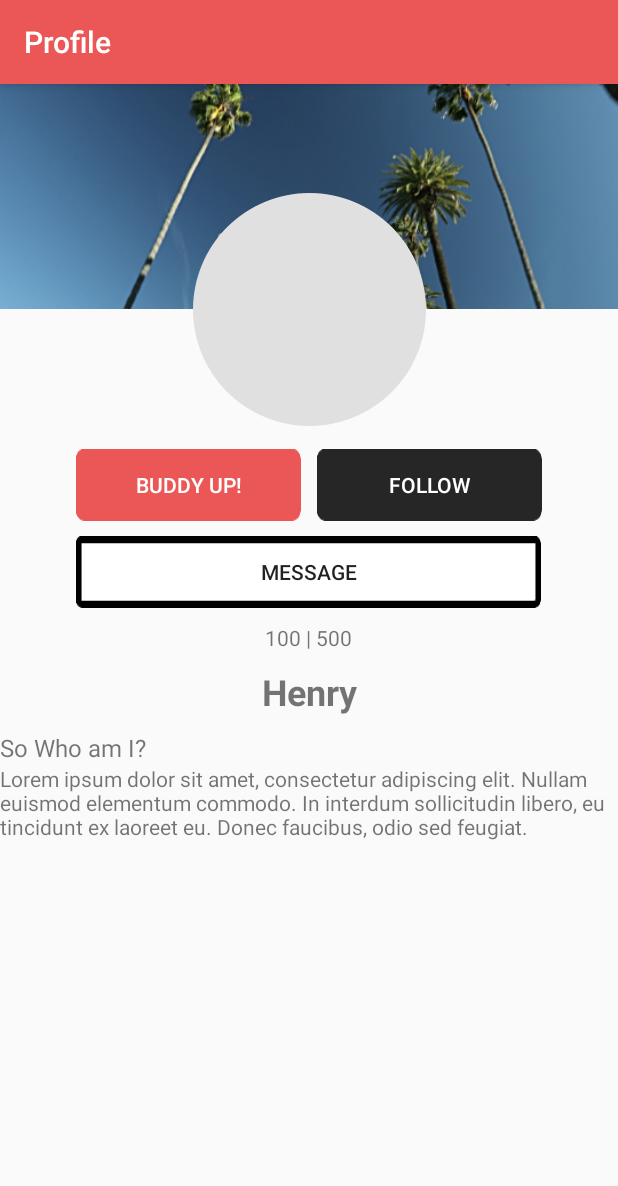
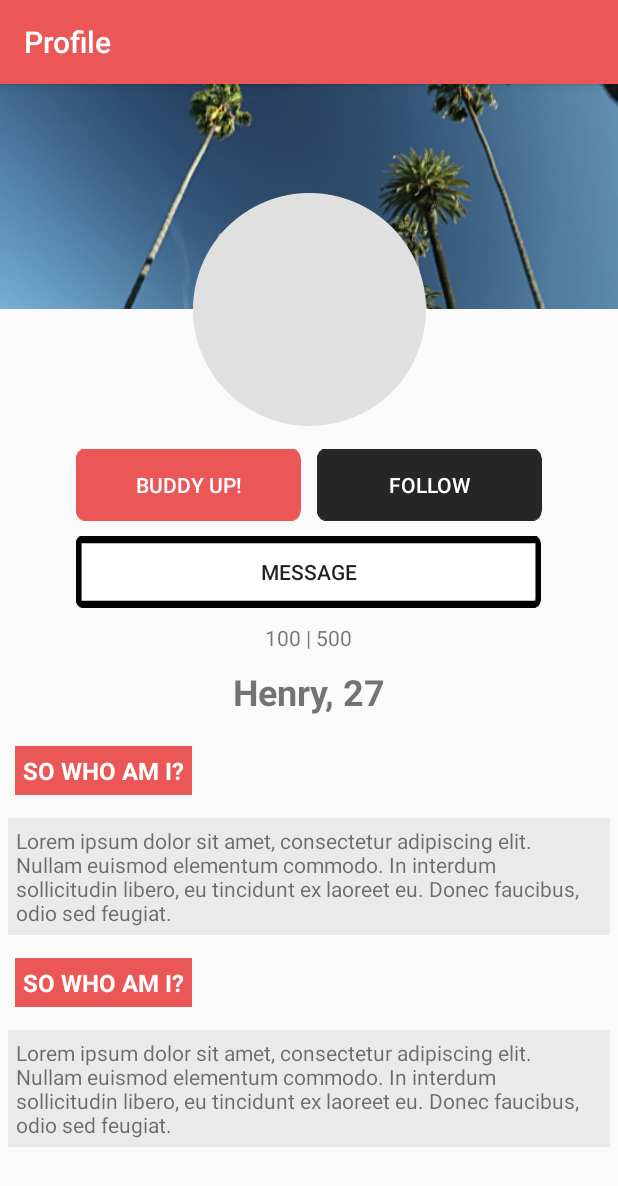
Before and after one commit to SultanTanirkul/project-x, an Android app: the UserProfileActivity screen opened directly, with no data from a screen before it, on a phone screen of 412 x 824 dp. Shown: the top 1186 px of the screen. Run offline under Robolectric (Android 15) with nearby library versions, the phone set to English and light mode, and no system bars; our stand-ins replace CircleImageView, Firebase (no records; nobody signed in at launch, a user with empty details on screens opened directly), Picasso; network calls fail; pictures from the network do not load.

```diff
--- a/app/src/main/java/com/project/group18/limberup/EventCreateActivity.java
+++ b/app/src/main/java/com/project/group18/limberup/EventCreateActivity.java
@@ -23,6 +23,7 @@ import com.google.android.libraries.places.api.net.PlacesClient;
 
 import java.util.Arrays;
 import java.util.Calendar;
+import java.util.Date;
 import java.util.List;
 
 public class EventCreateActivity extends AppCompatActivity implements View.OnClickListener{
@@ -84,7 +85,7 @@ public class EventCreateActivity extends AppCompatActivity implements View.OnCli
             mYear = c.get(Calendar.YEAR);
             mMonth = c.get(Calendar.MONTH);
             mDay = c.get(Calendar.DAY_OF_MONTH);
-
+            Date dt = new Date();
 
             DatePickerDialog datePickerDialog = new DatePickerDialog(this,
                     new DatePickerDialog.OnDateSetListener() {
@@ -97,6 +98,8 @@ public class EventCreateActivity extends AppCompatActivity implements View.OnCli
 
                         }
                     }, mYear, mMonth, mDay);
+            c = Calendar.getInstance();
+            c.setTime(dt);
             datePickerDialog.show();
         }
         if (v == m_Date_Time_Picker) {
@@ -143,12 +146,7 @@ public class EventCreateActivity extends AppCompatActivity implements View.OnCli
                 Toast.makeText(this, "Min Number of Players cannot be greater than Player Limit", Toast.LENGTH_LONG).show();
             }else
             {
-                Event event = new Event(placeId, m_Event_Name.getText().toString(), "DummyHost",
-                        EventCategoryEnum.FOOTBALL, m_Event_location.getText().toString(),
-                        Integer.parseInt(m_Max_Player_Number.getText().toString()),
-                        Integer.parseInt(m_Min_Player_Number.getText().toString()),
-                        m_Date_Text.getText().toString(),
-                        m_Time_Text.getText().toString(), latLng);
+
             }
         }
     }
--- a/app/src/main/res/layout/activity_user_profile.xml
+++ b/app/src/main/res/layout/activity_user_profile.xml
@@ -128,21 +128,48 @@
             <TextView
                 android:layout_width="match_parent"
                 android:layout_height="wrap_content"
-                android:text="Henry"
+                android:text="Henry, 27"
                 android:gravity="center"
                 android:textSize="24sp"
                 android:textStyle="bold"
                 android:layout_margin="10dp"/>
-
             <TextView
                 android:layout_width="wrap_content"
                 android:layout_height="wrap_content"
                 android:text="So Who am I?"
-                android:textSize="16sp"/>
+                android:background="#EB5757"
+                android:padding="5dp"
+                android:layout_margin="10dp"
+                android:textColor="#fff"
+                android:textStyle="bold"
+                android:textAllCaps="true"
+                android:textSize="16sp" />
             <TextView
                 android:id="@+id/user_bio"
                 android:layout_width="wrap_content"
                 android:layout_height="wrap_content"
+                android:layout_margin="5dp"
+                android:padding="5dp"
+                android:background="#eaeaea"
+                android:text="Lorem ipsum dolor sit amet, consectetur adipiscing elit. Nullam euismod elementum commodo. In interdum sollicitudin libero, eu tincidunt ex laoreet eu. Donec faucibus, odio sed feugiat." />
+            <TextView
+                android:layout_width="wrap_content"
+                android:layout_height="wrap_content"
+                android:text="So Who am I?"
+                android:background="#EB5757"
+                android:padding="5dp"
+                android:layout_margin="10dp"
+                android:textColor="#fff"
+                android:textStyle="bold"
+                android:textAllCaps="true"
+                android:textSize="16sp" />
+            <TextView
+                android:id="@+id/user_bio"
+                android:layout_width="wrap_content"
+                android:layout_height="wrap_content"
+                android:layout_margin="5dp"
+                android:padding="5dp"
+                android:background="#eaeaea"
                 android:text="Lorem ipsum dolor sit amet, consectetur adipiscing elit. Nullam euismod elementum commodo. In interdum sollicitudin libero, eu tincidunt ex laoreet eu. Donec faucibus, odio sed feugiat." />
 
 
```
